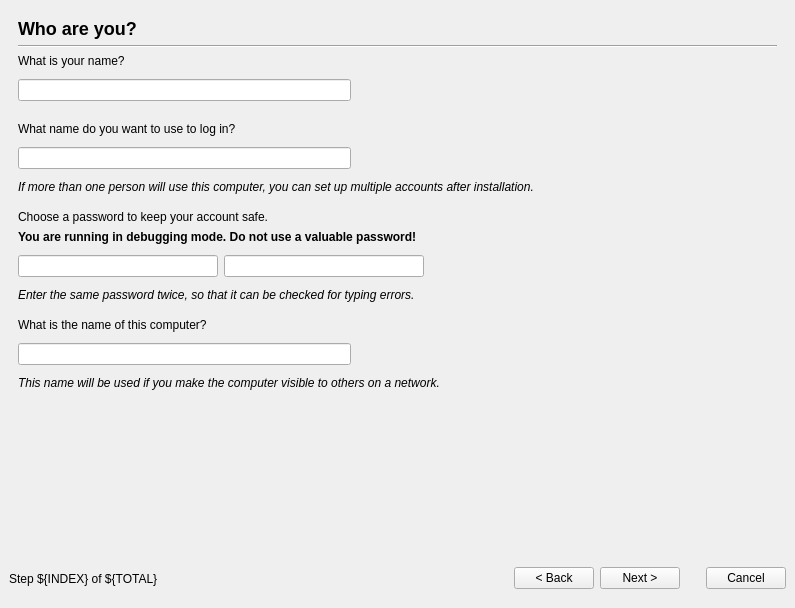
Before: the Qt Designer form gui/qt/liveinstaller.ui in 2bdkid/ubiquity, drawn with Qt 5.
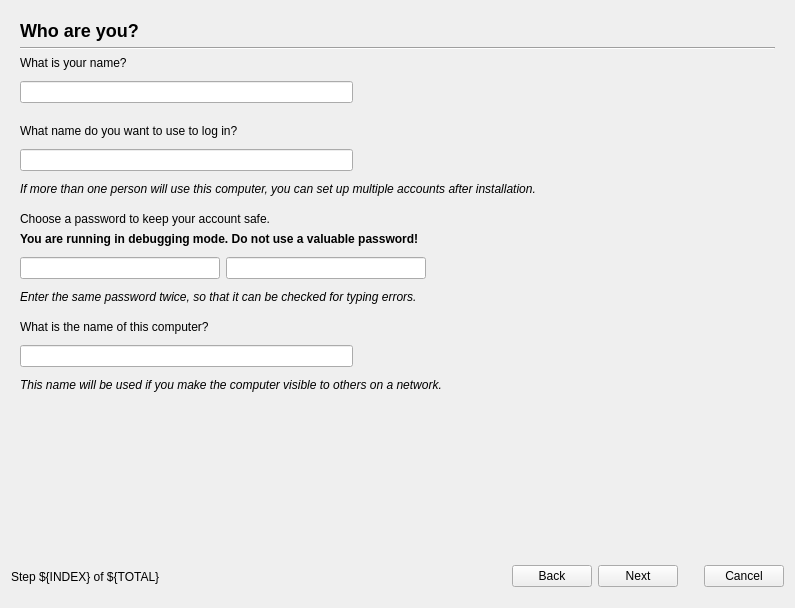
After: the same form once the commit is applied. The open tabs and pages were chosen to show the change. Icons and pictures are not drawn.

```diff
--- a/gui/qt/liveinstaller.ui
+++ b/gui/qt/liveinstaller.ui
@@ -10,9 +10,7 @@
    </rect>
   </property>
   <property name="sizePolicy" >
-   <sizepolicy>
-    <hsizetype>5</hsizetype>
-    <vsizetype>5</vsizetype>
+   <sizepolicy vsizetype="Preferred" hsizetype="Preferred" >
     <horstretch>0</horstretch>
     <verstretch>0</verstretch>
    </sizepolicy>
@@ -21,12 +19,6 @@
    <string>Install</string>
   </property>
   <layout class="QGridLayout" >
-   <property name="margin" >
-    <number>9</number>
-   </property>
-   <property name="spacing" >
-    <number>6</number>
-   </property>
    <item row="0" column="0" >
     <widget class="QStackedWidget" name="widgetStack" >
      <property name="currentIndex" >
@@ -752,26 +744,48 @@
      </widget>
      <widget class="QWidget" name="stepUserInfo" >
       <layout class="QGridLayout" >
-       <property name="margin" >
+       <property name="leftMargin" >
         <number>9</number>
        </property>
-       <property name="spacing" >
+       <property name="topMargin" >
+        <number>9</number>
+       </property>
+       <property name="rightMargin" >
+        <number>9</number>
+       </property>
+       <property name="bottomMargin" >
+        <number>9</number>
+       </property>
+       <property name="horizontalSpacing" >
+        <number>6</number>
+       </property>
+       <property name="verticalSpacing" >
         <number>6</number>
        </property>
        <item row="13" column="0" >
         <layout class="QGridLayout" >
-         <property name="margin" >
+         <property name="leftMargin" >
           <number>0</number>
          </property>
-         <property name="spacing" >
+         <property name="topMargin" >
+          <number>0</number>
+         </property>
+         <property name="rightMargin" >
+          <number>0</number>
+         </property>
+         <property name="bottomMargin" >
+          <number>0</number>
+         </property>
+         <property name="horizontalSpacing" >
+          <number>6</number>
+         </property>
+         <property name="verticalSpacing" >
           <number>6</number>
          </property>
          <item row="0" column="0" >
           <widget class="QLineEdit" name="hostname" >
            <property name="sizePolicy" >
-            <sizepolicy>
-             <hsizetype>7</hsizetype>
-             <vsizetype>0</vsizetype>
+            <sizepolicy vsizetype="Fixed" hsizetype="Expanding" >
              <horstretch>0</horstretch>
              <verstretch>0</verstretch>
             </sizepolicy>
@@ -810,9 +824,7 @@
          <item row="0" column="1" >
           <widget class="QLabel" name="hostname_error_image" >
            <property name="sizePolicy" >
-            <sizepolicy>
-             <hsizetype>0</hsizetype>
-             <vsizetype>0</vsizetype>
+            <sizepolicy vsizetype="Fixed" hsizetype="Fixed" >
              <horstretch>0</horstretch>
              <verstretch>0</verstretch>
             </sizepolicy>
@@ -843,9 +855,7 @@
          <item row="0" column="2" >
           <widget class="QLabel" name="hostname_error_reason" >
            <property name="sizePolicy" >
-            <sizepolicy>
-             <hsizetype>7</hsizetype>
-             <vsizetype>5</vsizetype>
+            <sizepolicy vsizetype="Preferred" hsizetype="Expanding" >
              <horstretch>1</horstretch>
              <verstretch>0</verstretch>
             </sizepolicy>
@@ -874,7 +884,19 @@
          <property name="margin" >
           <number>0</number>
          </property>
-         <property name="spacing" >
+         <property name="topMargin" >
+          <number>0</number>
+         </property>
+         <property name="rightMargin" >
+          <number>0</number>
+         </property>
+         <property name="bottomMargin" >
+          <number>0</number>
+         </property>
+         <property name="horizontalSpacing" >
+          <number>6</number>
+         </property>
+         <property name="verticalSpacing" >
           <number>6</number>
          </property>
          <item row="0" column="4" >
@@ -903,9 +925,7 @@
          <item row="0" column="2" >
           <widget class="QLabel" name="password_error_image" >
            <property name="sizePolicy" >
-            <sizepolicy>
-             <hsizetype>0</hsizetype>
-             <vsizetype>0</vsizetype>
+            <sizepolicy vsizetype="Fixed" hsizetype="Fixed" >
              <horstretch>0</horstretch>
              <verstretch>0</verstretch>
             </sizepolicy>
@@ -936,9 +956,7 @@
          <item row="0" column="3" >
           <widget class="QLabel" name="password_error_reason" >
            <property name="sizePolicy" >
-            <sizepolicy>
-             <hsizetype>7</hsizetype>
-             <vsizetype>5</vsizetype>
+            <sizepolicy vsizetype="Preferred" hsizetype="Expanding" >
              <horstretch>1</horstretch>
              <verstretch>0</verstretch>
             </sizepolicy>
@@ -963,9 +981,7 @@
          <item row="0" column="1" >
           <widget class="QLineEdit" name="verified_password" >
            <property name="sizePolicy" >
-            <sizepolicy>
-             <hsizetype>7</hsizetype>
-             <vsizetype>0</vsizetype>
+            <sizepolicy vsizetype="Fixed" hsizetype="Expanding" >
              <horstretch>0</horstretch>
              <verstretch>0</verstretch>
             </sizepolicy>
@@ -984,9 +1000,7 @@
          <item row="0" column="0" >
           <widget class="QLineEdit" name="password" >
            <property name="sizePolicy" >
-            <sizepolicy>
-             <hsizetype>7</hsizetype>
-             <vsizetype>0</vsizetype>
+            <sizepolicy vsizetype="Fixed" hsizetype="Expanding" >
              <horstretch>0</horstretch>
              <verstretch>0</verstretch>
             </sizepolicy>
@@ -1061,15 +1075,25 @@
          <property name="margin" >
           <number>0</number>
          </property>
-         <property name="spacing" >
+         <property name="topMargin" >
+          <number>0</number>
+         </property>
+         <property name="rightMargin" >
+          <number>0</number>
+         </property>
+         <property name="bottomMargin" >
+          <number>0</number>
+         </property>
+         <property name="horizontalSpacing" >
+          <number>6</number>
+         </property>
+         <property name="verticalSpacing" >
           <number>6</number>
          </property>
          <item row="0" column="2" >
           <widget class="QLabel" name="fullname_error_reason" >
            <property name="sizePolicy" >
-            <sizepolicy>
-             <hsizetype>7</hsizetype>
-             <vsizetype>5</vsizetype>
+            <sizepolicy vsizetype="Preferred" hsizetype="Expanding" >
              <horstretch>1</horstretch>
              <verstretch>0</verstretch>
             </sizepolicy>
@@ -1098,9 +1122,7 @@
          <item row="0" column="1" >
           <widget class="QLabel" name="fullname_error_image" >
            <property name="sizePolicy" >
-            <sizepolicy>
-             <hsizetype>0</hsizetype>
-             <vsizetype>0</vsizetype>
+            <sizepolicy vsizetype="Fixed" hsizetype="Fixed" >
              <horstretch>0</horstretch>
              <verstretch>0</verstretch>
             </sizepolicy>
@@ -1166,9 +1188,7 @@
        <item row="0" column="0" >
         <widget class="QLabel" name="userinfo_heading_label" >
          <property name="sizePolicy" >
-          <sizepolicy>
-           <hsizetype>5</hsizetype>
-           <vsizetype>5</vsizetype>
+          <sizepolicy vsizetype="Preferred" hsizetype="Preferred" >
            <horstretch>1</horstretch>
            <verstretch>0</verstretch>
           </sizepolicy>
@@ -1216,18 +1236,28 @@
        </item>
        <item row="6" column="0" >
         <layout class="QGridLayout" >
-         <property name="margin" >
+         <property name="leftMargin" >
           <number>0</number>
          </property>
-         <property name="spacing" >
+         <property name="topMargin" >
+          <number>0</number>
+         </property>
+         <property name="rightMargin" >
+          <number>0</number>
+         </property>
+         <property name="bottomMargin" >
+          <number>0</number>
+         </property>
+         <property name="horizontalSpacing" >
+          <number>6</number>
+         </property>
+         <property name="verticalSpacing" >
           <number>6</number>
          </property>
          <item row="0" column="0" >
           <widget class="QLineEdit" name="username" >
            <property name="sizePolicy" >
-            <sizepolicy>
-             <hsizetype>7</hsizetype>
-             <vsizetype>0</vsizetype>
+            <sizepolicy vsizetype="Fixed" hsizetype="Expanding" >
              <horstretch>0</horstretch>
              <verstretch>0</verstretch>
             </sizepolicy>
@@ -1253,9 +1283,7 @@
          <item row="0" column="1" >
           <widget class="QLabel" name="username_error_image" >
            <property name="sizePolicy" >
-            <sizepolicy>
-             <hsizetype>0</hsizetype>
-             <vsizetype>0</vsizetype>
+            <sizepolicy vsizetype="Fixed" hsizetype="Fixed" >
              <horstretch>0</horstretch>
              <verstretch>0</verstretch>
             </sizepolicy>
@@ -1299,9 +1327,7 @@
          <item row="0" column="2" >
           <widget class="QLabel" name="username_error_reason" >
            <property name="sizePolicy" >
-            <sizepolicy>
-             <hsizetype>7</hsizetype>
-             <vsizetype>5</vsizetype>
+            <sizepolicy vsizetype="Preferred" hsizetype="Expanding" >
              <horstretch>1</horstretch>
              <verstretch>0</verstretch>
             </sizepolicy>
@@ -1462,12 +1488,21 @@
    </item>
    <item row="1" column="0" >
     <layout class="QHBoxLayout" >
-     <property name="margin" >
-      <number>0</number>
-     </property>
      <property name="spacing" >
       <number>6</number>
      </property>
+     <property name="leftMargin" >
+      <number>0</number>
+     </property>
+     <property name="topMargin" >
+      <number>0</number>
+     </property>
+     <property name="rightMargin" >
+      <number>0</number>
+     </property>
+     <property name="bottomMargin" >
+      <number>0</number>
+     </property>
      <item>
       <widget class="QLabel" name="step_label" >
        <property name="text" >
@@ -1497,14 +1532,17 @@
      <item>
       <widget class="QPushButton" name="back" >
        <property name="text" >
-        <string>&lt; Back</string>
+        <string>Back</string>
        </property>
       </widget>
      </item>
      <item>
       <widget class="QPushButton" name="next" >
        <property name="text" >
-        <string>Next ></string>
+        <string>Next</string>
+       </property>
+       <property name="icon" >
+        <iconset/>
        </property>
       </widget>
      </item>
```
Left out of the diff: 312 changed lines with no effect on the pictures.
